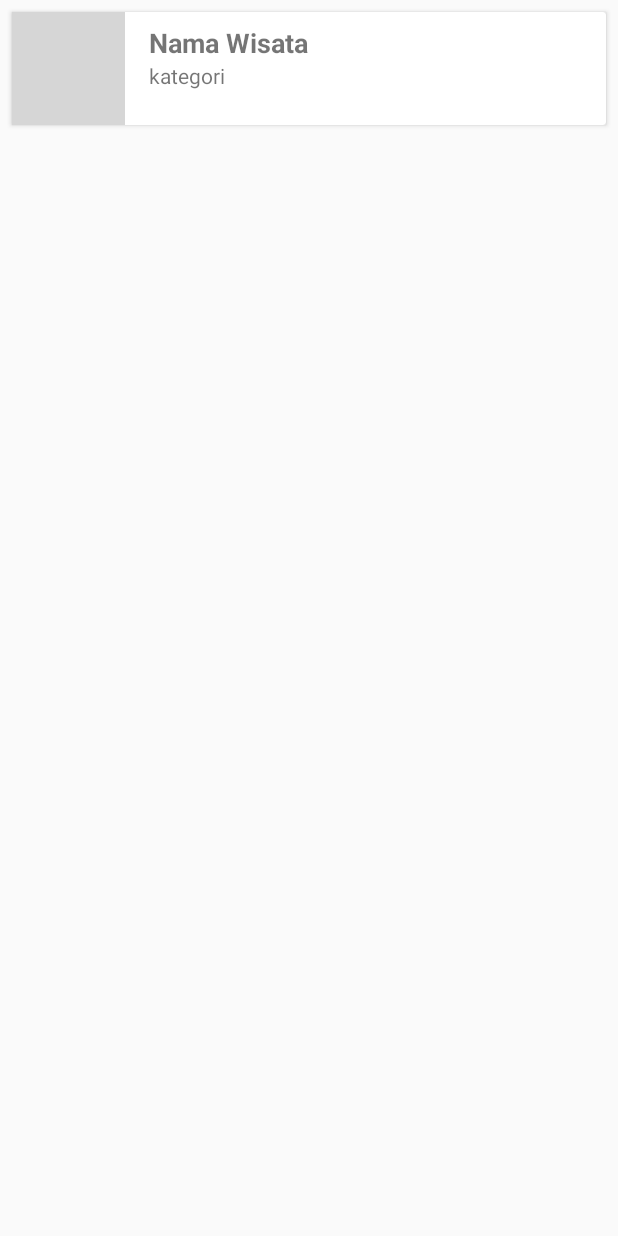
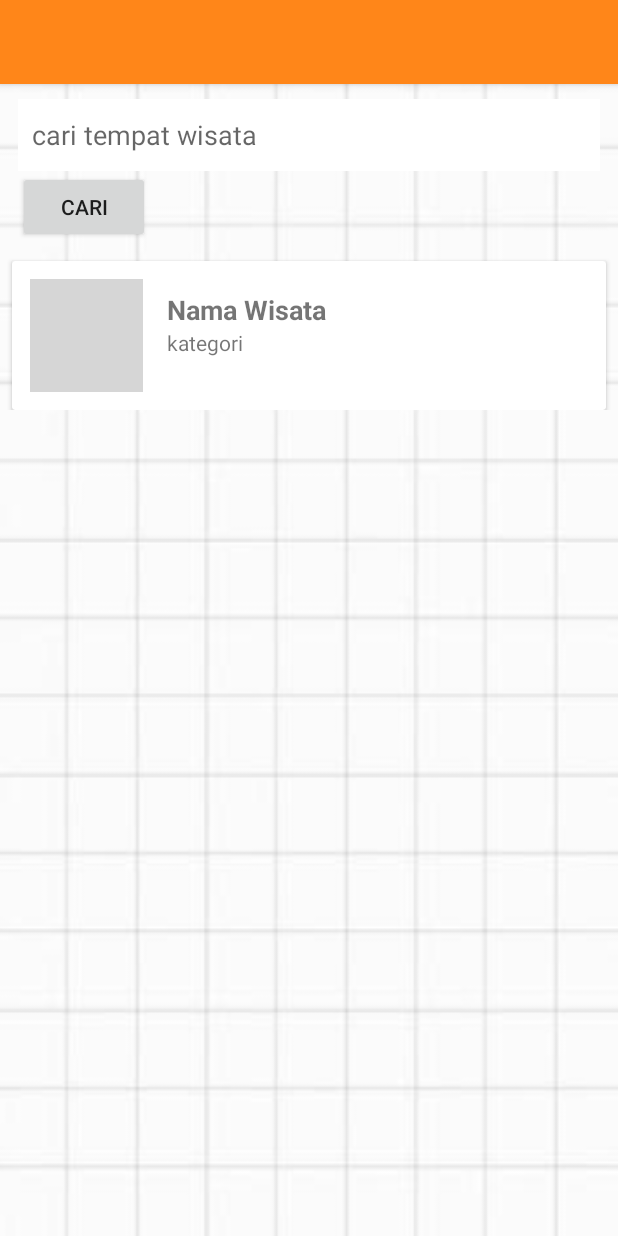
Before and after one commit to AnithiyaTw/CapstoneProject_PB, an Android app: the layout list_wisata.xml on its own in the app's theme, with its tools: preview values and no code run, on a phone screen of 412 x 824 dp. Run offline under Robolectric (Android 15) with nearby library versions, the phone set to English and light mode, and no system bars; network calls fail; grey boxes are pictures that could not be loaded.

Commit message:
list wisata rev

```diff
--- a/app/src/main/AndroidManifest.xml
+++ b/app/src/main/AndroidManifest.xml
@@ -4,6 +4,9 @@
 
 
     <uses-permission android:name="android.permission.INTERNET" />
+    <uses-permission android:name="android.permission.ACCESS_NETWORK_STATE" />
+    <uses-permission android:name="android.permission.ACCESS_COARSE_LOCATION" />
+    <uses-permission android:name="android.permission.ACCESS_FINE_LOCATION" />
 
     <application
         android:allowBackup="true"
@@ -35,7 +38,4 @@
     </application>
 
 
-
-
-
 </manifest>
--- a/app/src/main/res/layout/list_wisata.xml
+++ b/app/src/main/res/layout/list_wisata.xml
@@ -3,37 +3,102 @@
     xmlns:app="http://schemas.android.com/apk/res-auto"
     xmlns:tools="http://schemas.android.com/tools"
     android:layout_width="match_parent"
-    android:layout_height="wrap_content">
+    android:layout_height="match_parent"
+    android:fitsSystemWindows="true"
+    android:background="@drawable/bckgr_white">
 
+        <com.google.android.material.appbar.AppBarLayout
+        android:id="@+id/appBarLayout"
+        android:layout_width="0dp"
+        android:layout_height="wrap_content"
+        android:theme="@style/AppTheme.AppBarOverlay"
 
-    <androidx.cardview.widget.CardView
-        android:layout_width="match_parent"
-        android:layout_height="wrap_content"
-        android:layout_marginStart="8dp"
-        android:layout_marginTop="8dp"
-        android:layout_marginEnd="8dp"
-        android:layout_marginBottom="8dp"
-        app:layout_constraintBottom_toBottomOf="parent"
         app:layout_constraintEnd_toEndOf="parent"
         app:layout_constraintStart_toStartOf="parent"
         app:layout_constraintTop_toTopOf="parent">
 
+        <androidx.appcompat.widget.Toolbar
+            android:id="@+id/tbDetailWisata"
+            android:layout_width="match_parent"
+            android:layout_height="?actionBarSize"
+            android:background="@color/logocolor1"
+            android:theme="@style/AppTheme.AppBarOverlay"
+            app:popupTheme="@style/AppTheme.PopupOverlay"
+            app:titleTextAppearance="@style/Toolbar.TitleText" />
+
+    </com.google.android.material.appbar.AppBarLayout>
+
+    <androidx.core.widget.NestedScrollView
+            android:layout_width="match_parent"
+        android:layout_height="match_parent"
+        app:layout_behavior="@string/appbar_scrolling_view_behavior"
+        app:layout_constraintBottom_toBottomOf="parent"
+        app:layout_constraintEnd_toEndOf="parent"
+        app:layout_constraintStart_toStartOf="parent"
+        app:layout_constraintTop_toBottomOf="@+id/appBarLayout">
+
+<LinearLayout
+    android:layout_width="match_parent"
+    android:layout_height="wrap_content"
+    android:layout_marginTop="58dp"
+    android:orientation="vertical">
+
+    <EditText
+        android:backgroundTint="@color/white"
+        android:background="@color/white"
+        android:id="@+id/bookInput"
+        android:layout_width="match_parent"
+        android:layout_height="wrap_content"
+        android:layout_marginLeft="12dp"
+        android:layout_marginTop="8dp"
+        android:layout_marginRight="12dp"
+        android:hint="  cari tempat wisata "
+        android:inputType="text"
+        android:minHeight="48dp"
+        app:layout_constraintBottom_toTopOf="@+id/searchButton"
+        app:layout_constraintEnd_toEndOf="parent"
+        app:layout_constraintStart_toStartOf="parent"
+        app:layout_constraintTop_toBottomOf="@+id/appBarLayout" />
+
+    <Button
+        android:id="@+id/searchButton"
+        android:layout_width="wrap_content"
+        android:layout_height="wrap_content"
+        android:layout_marginLeft="12dp"
+        android:onClick="searchBooks"
+        android:text="Cari"
+        app:layout_constraintStart_toStartOf="parent"
+        app:layout_constraintTop_toBottomOf="@+id/bookInput" />
+
+
+    <androidx.cardview.widget.CardView
+        android:id="@+id/cardView"
+        android:layout_width="match_parent"
+        android:layout_height="wrap_content"
+        android:layout_marginStart="8dp"
+        android:layout_marginTop="12dp"
+        android:layout_marginEnd="8dp"
+        app:layout_constraintEnd_toEndOf="parent"
+        app:layout_constraintStart_toStartOf="parent"
+        app:layout_constraintTop_toBottomOf="@+id/searchButton">
+
 
         <androidx.constraintlayout.widget.ConstraintLayout
             android:layout_width="match_parent"
-            android:layout_height="match_parent">
+            android:layout_height="match_parent"
+            android:padding="12dp">
 
 
             <ImageView
                 android:id="@+id/coverWisata"
                 android:layout_width="75dp"
                 android:layout_height="75dp"
-                tools:srcCompat="@tools:sample/avatars"
                 app:layout_constraintBottom_toBottomOf="parent"
                 app:layout_constraintEnd_toEndOf="parent"
                 app:layout_constraintHorizontal_bias="0.0"
                 app:layout_constraintStart_toStartOf="parent"
-                app:layout_constraintTop_toTopOf="parent" />
+                app:layout_constraintTop_toTopOf="parent"
+                tools:srcCompat="@tools:sample/avatars" />
 
             <TextView
                 android:id="@+id/wisataTitle"
@@ -41,15 +106,15 @@
                 android:layout_height="wrap_content"
                 android:layout_marginStart="16dp"
                 android:layout_marginTop="8dp"
+                android:text="Nama Wisata"
                 android:textSize="18sp"
                 android:textStyle="bold"
-                android:text="Nama Wisata"
                 app:layout_constraintBottom_toBottomOf="parent"
                 app:layout_constraintEnd_toEndOf="parent"
                 app:layout_constraintHorizontal_bias="0.0"
                 app:layout_constraintStart_toEndOf="@+id/coverWisata"
                 app:layout_constraintTop_toTopOf="parent"
-                app:layout_constraintVertical_bias="0.0"/>
+                app:layout_constraintVertical_bias="0.0" />
 
             <TextView
                 android:id="@+id/kategoriWisata"
@@ -60,9 +125,15 @@
                 app:layout_constraintEnd_toEndOf="parent"
                 app:layout_constraintHorizontal_bias="0.0"
                 app:layout_constraintStart_toEndOf="@+id/coverWisata"
-                app:layout_constraintTop_toBottomOf="@id/wisataTitle"/>
+                app:layout_constraintTop_toBottomOf="@id/wisataTitle" />
+
 
 
         </androidx.constraintlayout.widget.ConstraintLayout>
     </androidx.cardview.widget.CardView>
+
+
+</LinearLayout>
+
+    </androidx.core.widget.NestedScrollView>
 </androidx.constraintlayout.widget.ConstraintLayout>
```
